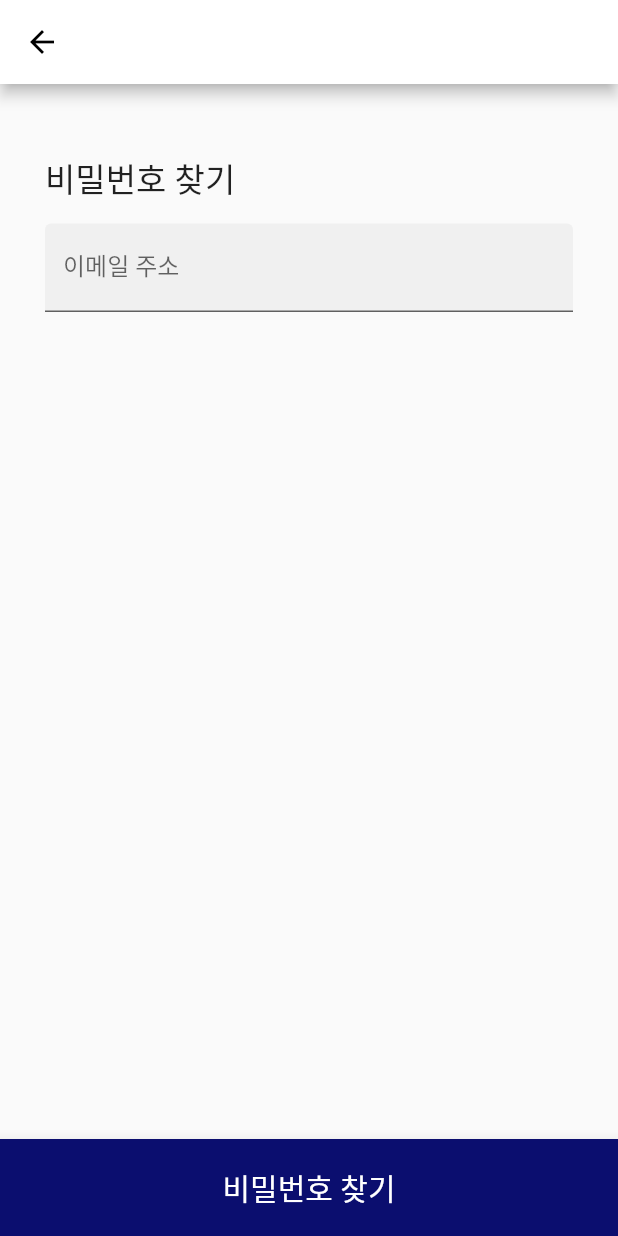
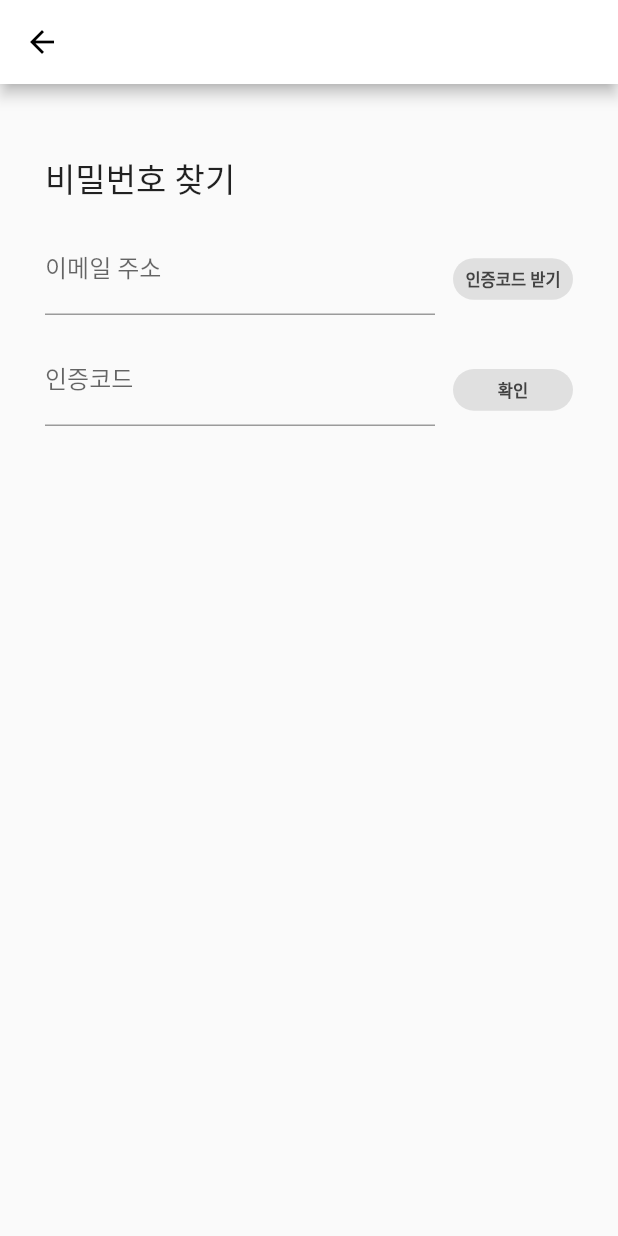
Before and after one commit to JeonHaewon/Daycus, a Flutter app: the FindPasswordPage screen opened directly, on a phone screen of 412 x 824 dp. Run offline on Flutter 3.47's test engine with Material 2 defaults, Android fonts, the phone set to English and light mode, and no system bars; our stand-ins replace firebase_auth, firebase_core, firebase_messaging, flutter_datetime_picker, flutter_local_notifications, flutter_screenutil and 10 more; missing offline and left inert: admob_flutter, flutter_email_sender, flutter_secure_storage_web, image_picker_for_web, ntp; accounts and stored records are empty; Roboto replaces fonts that are missing (korean); project files that could hold a hidden picture were left out.

Commit message:
1_06 haewon (9) change front(password reset)

```diff
--- a/lib/screen/specificMissionPage/MissionCheckStatusPage.dart
+++ b/lib/screen/specificMissionPage/MissionCheckStatusPage.dart
@@ -326,9 +326,7 @@ class _MissionCheckStatusPageState extends State<MissionCheckStatusPage> {
                     child: Column(
                       children: [
                         Text("※ 미션 인증 시 사람이 나오지 않도록 주의해주세요",style: TextStyle(fontSize: 12.sp, fontFamily: 'korean',fontWeight: FontWeight.bold) ),
-
                       ],
-
                     ),
                   ),
 
--- a/lib/screen/startPage/FindPasswordPage.dart
+++ b/lib/screen/startPage/FindPasswordPage.dart
@@ -8,6 +8,8 @@ import 'package:daycus/backend/Api.dart';
 import 'dart:convert';
 import 'package:fluttertoast/fluttertoast.dart';
 import 'package:flutter_email_sender/flutter_email_sender.dart';
+import 'package:daycus/screen/startPage/PasswordResetPage.dart';
+
 
 final TextEditingController emailCtrl = TextEditingController();
 
@@ -72,13 +74,103 @@ class FindPasswordPage extends StatelessWidget {
                   Text("비밀번호 찾기",style: TextStyle(fontSize: 22.sp, fontFamily: 'korean', ) ),
                   SizedBox(height: 15.h,),
 
-                  TextField(
-                    controller: emailCtrl,
-                    decoration: InputDecoration(
-                      filled: true,
-                      labelText: '이메일 주소',
-                    ),
+                  // TextField(
+                  //   controller: emailCtrl,
+                  //   decoration: InputDecoration(
+                  //
+                  //     labelText: '이메일 주소',
+                  //   ),
+                  // ),
+
+                  Row(
+                    mainAxisAlignment: MainAxisAlignment.spaceBetween,
+                    children: [
+
+                      SizedBox(
+                        height: 80.h,
+                        width: 260.w,
+                        child : TextFormField(
+                          controller: emailCtrl,
+                          decoration: InputDecoration(
+                            labelText: '이메일 주소',
+                            hintText: '가입한 이메일을 입력해주세요',
+                            hintStyle: TextStyle(fontSize: 14.sp),
+                          ),
+                        ),
+                      ),
+
+                      InkWell(
+                        onTap: () {},
+                        child: Container(
+                          width: 80.w,
+                          height: 30.h,
+                          decoration: BoxDecoration(
+                            color: Colors.grey[300],
+                            borderRadius: BorderRadius.circular(15),
+                          ),
+                          child: Container(
+                            child: Row(
+                              crossAxisAlignment: CrossAxisAlignment.center,
+                              mainAxisAlignment: MainAxisAlignment.center,
+                              children: [
+                                Text("인증코드 받기",style: TextStyle(fontSize: 11.sp,  color: Colors.grey[800], fontWeight: FontWeight.bold)),
+                              ],
+                            ),
+                          ),
+                        ),
+                      ),
+
+
+                    ],
                   ),
+
+
+                  Row(
+                    mainAxisAlignment: MainAxisAlignment.spaceBetween,
+                    children: [
+
+                      SizedBox(
+                        height: 80.h,
+                        width: 260.w,
+                        child : TextFormField(
+                          //controller: ,
+                          decoration: InputDecoration(
+                            labelText: '인증코드',
+                            hintText: '이메일로 받은 인증코드를 입력해주세요',
+                            hintStyle: TextStyle(fontSize: 14.sp),
+                          ),
+                        ),
+                      ),
+
+                      InkWell(
+                        onTap: () {
+                          Navigator.push(
+                              context,
+                              MaterialPageRoute(builder: (_) => PasswordResetPage()));
+                        },
+                        child: Container(
+                          width: 80.w,
+                          height: 30.h,
+                          decoration: BoxDecoration(
+                            color: Colors.grey[300],
+                            borderRadius: BorderRadius.circular(15),
+                          ),
+                          child: Container(
+                            child: Row(
+                              crossAxisAlignment: CrossAxisAlignment.center,
+                              mainAxisAlignment: MainAxisAlignment.center,
+                              children: [
+                                Text("확인",style: TextStyle(fontSize: 11.sp,  color: Colors.grey[800], fontWeight: FontWeight.bold)),
+                              ],
+                            ),
+                          ),
+                        ),
+                      ),
+
+
+                    ],
+                  ),
+
                 ],
               ),
             ),
@@ -86,23 +178,23 @@ class FindPasswordPage extends StatelessWidget {
         ),
       ),
 
-      bottomNavigationBar: BottomAppBar(
-        color: AppColor.happyblue,
-        child: Row(
-          children: [
-            SizedBox(
-              height: 70.h,
-              width: 412.w,
-              child:TextButton(onPressed: () async {
-                bool? is_real = await is_enrolled(emailCtrl.text.trim());
-                if (is_real == true){
-                  sendPasswordResetEmail(emailCtrl.text.trim());
-                }
-              }, child: Text('비밀번호 찾기',style: TextStyle(color: Colors.white, fontSize: 20.sp, fontFamily: 'korean', ) ) ),
-            ),
-          ],
-        ),
-      ),
+      // bottomNavigationBar: BottomAppBar(
+      //   color: AppColor.happyblue,
+      //   child: Row(
+      //     children: [
+      //       SizedBox(
+      //         height: 70.h,
+      //         width: 412.w,
+      //         child:TextButton(onPressed: () async {
+      //           bool? is_real = await is_enrolled(emailCtrl.text.trim());
+      //           if (is_real == true){
+      //             sendPasswordResetEmail(emailCtrl.text.trim());
+      //           }
+      //         }, child: Text('비밀번호 찾기',style: TextStyle(color: Colors.white, fontSize: 20.sp, fontFamily: 'korean', ) ) ),
+      //       ),
+      //     ],
+      //   ),
+      // ),
 
     );
   }
```
Also changed, not shown: lib/screen/startPage/PasswordResetPage.dart (added, +88 -0 lines).
